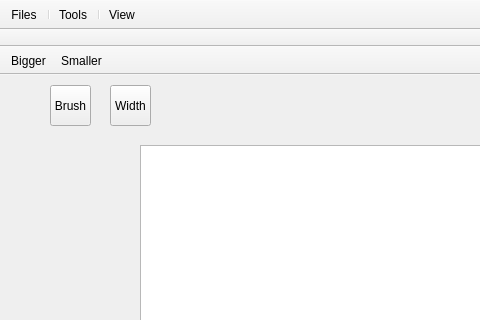
Above: Paint/mainwindow.ui from TMalicki/QT-programs before the change; both pictures show x 0 to 480 and y 0 to 320 of the 836 by 501 pixel window. Below: the same form after it.
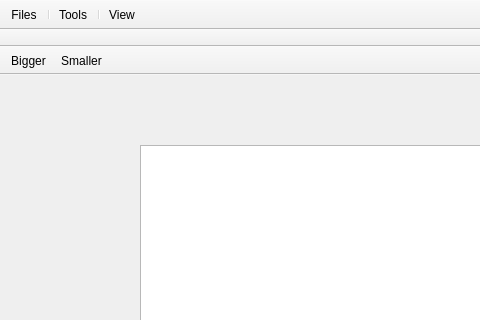
That is the form after the change. Icons and pictures are not drawn.

What changed in the file:
```diff
--- a/Paint/mainwindow.ui
+++ b/Paint/mainwindow.ui
@@ -27,76 +27,6 @@
      <enum>Qt::LeftToRight</enum>
     </property>
    </widget>
-   <widget class="QToolButton" name="lineWidth">
-    <property name="geometry">
-     <rect>
-      <x>110</x>
-      <y>10</y>
-      <width>41</width>
-      <height>41</height>
-     </rect>
-    </property>
-    <property name="acceptDrops">
-     <bool>false</bool>
-    </property>
-    <property name="text">
-     <string>Width</string>
-    </property>
-    <property name="icon">
-     <iconset resource="Resources.qrc">
-      <normaloff>:/Icons/Icons/lineWidth.png</normaloff>:/Icons/Icons/lineWidth.png</iconset>
-    </property>
-    <property name="iconSize">
-     <size>
-      <width>20</width>
-      <height>20</height>
-     </size>
-    </property>
-    <property name="popupMode">
-     <enum>QToolButton::InstantPopup</enum>
-    </property>
-    <property name="toolButtonStyle">
-     <enum>Qt::ToolButtonTextUnderIcon</enum>
-    </property>
-    <property name="arrowType">
-     <enum>Qt::NoArrow</enum>
-    </property>
-   </widget>
-   <widget class="QToolButton" name="brush">
-    <property name="geometry">
-     <rect>
-      <x>50</x>
-      <y>10</y>
-      <width>41</width>
-      <height>41</height>
-     </rect>
-    </property>
-    <property name="text">
-     <string>Brush</string>
-    </property>
-    <property name="icon">
-     <iconset resource="Resources.qrc">
-      <normaloff>:/Icons/Icons/pencilIcon.png</normaloff>:/Icons/Icons/pencilIcon.png</iconset>
-    </property>
-    <property name="iconSize">
-     <size>
-      <width>20</width>
-      <height>20</height>
-     </size>
-    </property>
-    <property name="popupMode">
-     <enum>QToolButton::InstantPopup</enum>
-    </property>
-    <property name="toolButtonStyle">
-     <enum>Qt::ToolButtonTextUnderIcon</enum>
-    </property>
-    <property name="autoRaise">
-     <bool>false</bool>
-    </property>
-    <property name="arrowType">
-     <enum>Qt::NoArrow</enum>
-    </property>
-   </widget>
   </widget>
   <widget class="QToolBar" name="menu">
    <property name="windowTitle">
```
Left out of the diff: 4 changed lines with no effect on the pictures.
